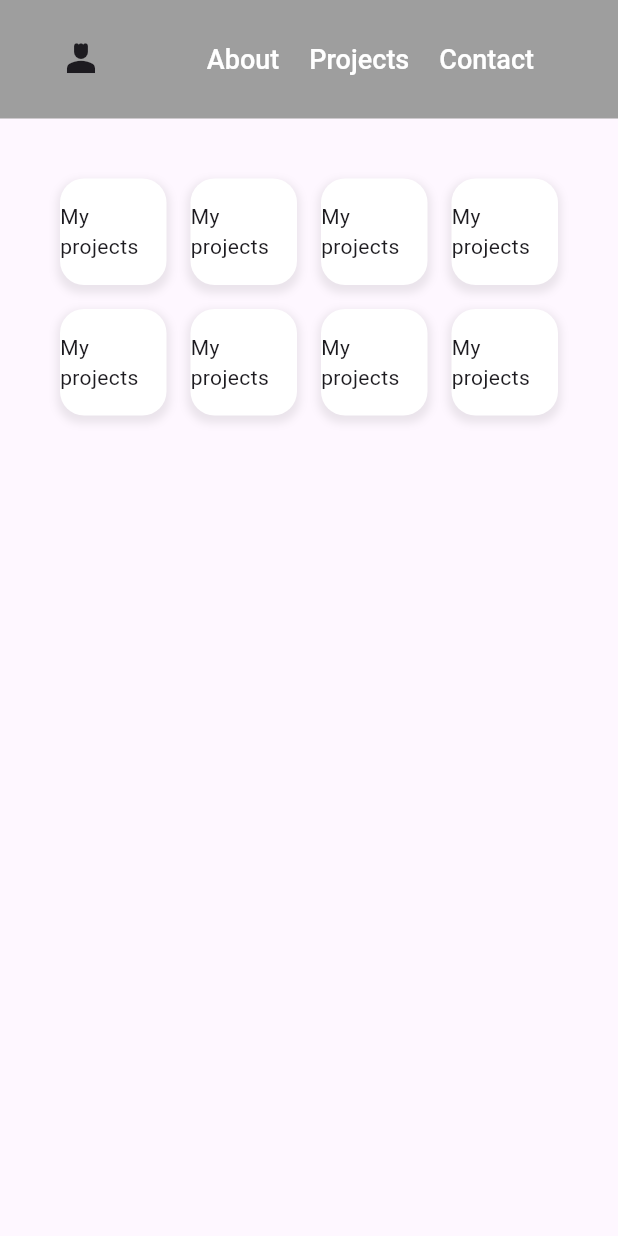
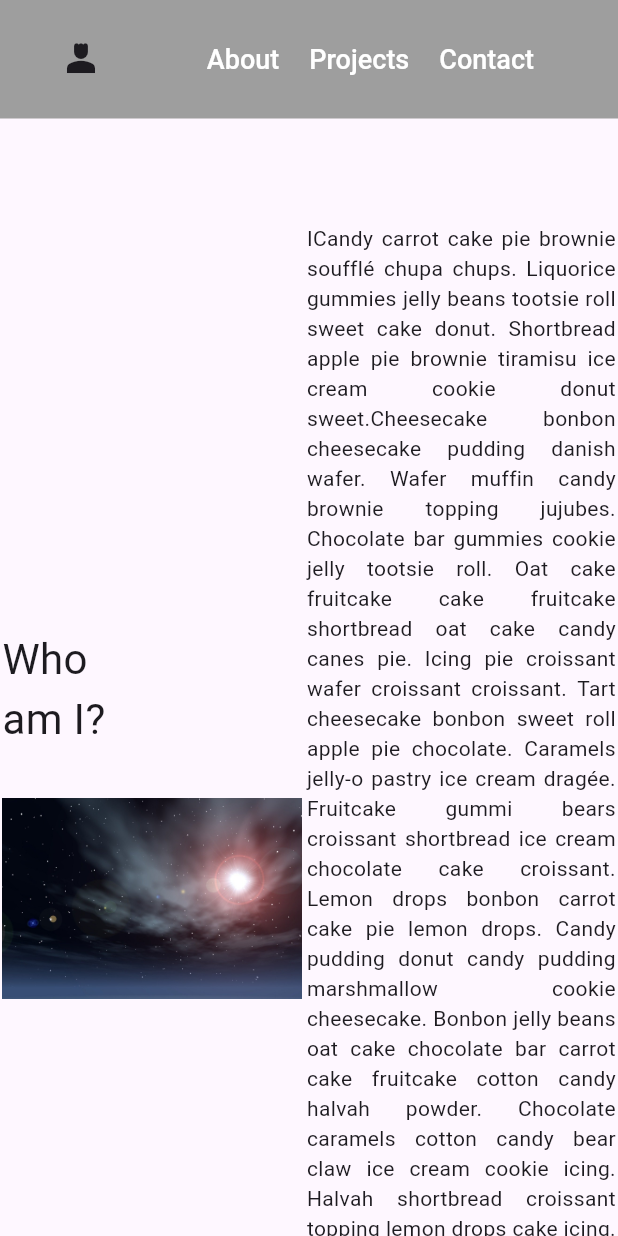
Before and after one commit to sandesh-z/portfoliio, a Flutter app: the screen it shows after launch, on a phone screen of 412 x 824 dp. Run offline on Flutter 3.47's test engine with Material 3 defaults, Android fonts, the phone set to English and light mode, and no system bars.

Commit message:
about page added

```diff
--- /dev/null
+++ b/lib/ui/pages/about.dart
@@ -0,0 +1,43 @@
+import 'package:flutter/cupertino.dart';
+import 'package:flutter/material.dart';
+import 'package:flutter/widgets.dart';
+
+import '../../resource/assets.dart';
+
+class AboutPage extends StatelessWidget {
+  const AboutPage({super.key});
+
+  @override
+  Widget build(BuildContext context) {
+    return Row(
+      mainAxisAlignment: MainAxisAlignment.spaceAround,
+      children: [
+        Flexible(
+          flex: 1,
+          child: Column(
+            crossAxisAlignment: CrossAxisAlignment.start,
+            children: [
+              const Text(
+                "Who \nam I?",
+                style: TextStyle(fontSize: 28),
+              ),
+              Image.asset(
+                Assets.spaceImage,
+                height: 200,
+                width: 200,
+              )
+            ],
+          ),
+        ),
+        const Flexible(
+          flex: 1,
+          child: Text(
+            """ICandy carrot cake pie brownie soufflé chupa chups. Liquorice gummies jelly beans tootsie roll sweet cake donut. Shortbread apple pie brownie tiramisu ice cream cookie donut sweet.Cheesecake bonbon cheesecake pudding danish wafer. Wafer muffin candy brownie topping jujubes. Chocolate bar gummies cookie jelly tootsie roll. Oat cake fruitcake cake fruitcake shortbread oat cake candy canes pie. Icing pie croissant wafer croissant croissant. Tart cheesecake bonbon sweet roll apple pie chocolate. Caramels jelly-o pastry ice cream dragée. Fruitcake gummi bears croissant shortbread ice cream chocolate cake croissant. Lemon drops bonbon carrot cake pie lemon drops. Candy pudding donut candy pudding marshmallow cookie cheesecake. Bonbon jelly beans oat cake chocolate bar carrot cake fruitcake cotton candy halvah powder. Chocolate caramels cotton candy bear claw ice cream cookie icing. Halvah shortbread croissant topping lemon drops cake icing. Marshmallow ice cream pie pastry chupa chups liquorice. Powder halvah marzipan donut marshmallow caramels muffin chocolate bar. Sugar plum tart biscuit gummies chocolate tiramisu croissant danish.""",
+            overflow: TextOverflow.visible,
+            textAlign: TextAlign.justify,
+          ),
+        )
+      ],
+    );
+  }
+}
--- a/lib/ui/pages/landing_page.dart
+++ b/lib/ui/pages/landing_page.dart
@@ -1,4 +1,5 @@
 import 'package:flutter/material.dart';
+import 'package:portfoliio/ui/pages/about.dart';
 import 'package:portfoliio/ui/widgets/app_card.dart';
 
 class LandingPage extends StatefulWidget {
@@ -46,18 +47,41 @@ class _LandingPageState extends State<LandingPage> {
         ),
         backgroundColor: Colors.grey,
       ),
-      body: Column(children: [
+      body: Column(
+        children: [
           Expanded(
+            child: SingleChildScrollView(
+              child: Column(
+                crossAxisAlignment: CrossAxisAlignment.start,
+                children: [
+                  const SizedBox(height: 70.0),
+                  const AboutPage(),
+                  const SizedBox(height: 20.0),
+                  const Padding(
+                      padding: EdgeInsets.only(left: 120.0),
+                      child: Text("Projects", style: TextStyle(fontSize: 28))),
+                  Padding(
+                    padding: const EdgeInsets.symmetric(
+                        horizontal: 120.0, vertical: 10.0),
                     child: GridView.builder(
-            padding: const EdgeInsets.all(40),
-            gridDelegate: const SliverGridDelegateWithFixedCrossAxisCount(
-                crossAxisCount: 4, crossAxisSpacing: 16, mainAxisSpacing: 16),
+                      shrinkWrap: true,
+                      physics: const NeverScrollableScrollPhysics(),
+                      gridDelegate:
+                          const SliverGridDelegateWithFixedCrossAxisCount(
+                              crossAxisCount: 4,
+                              crossAxisSpacing: 16,
+                              mainAxisSpacing: 16),
                       itemCount: 8,
                       itemBuilder: (_, count) =>
                           const AppCard(child: Text("My projects")),
                     ),
                   ),
-      ]),
+                ],
+              ),
+            ),
+          ),
+        ],
+      ),
     );
   }
 }
```
Lines whose indentation alone changed are shown as unchanged.
